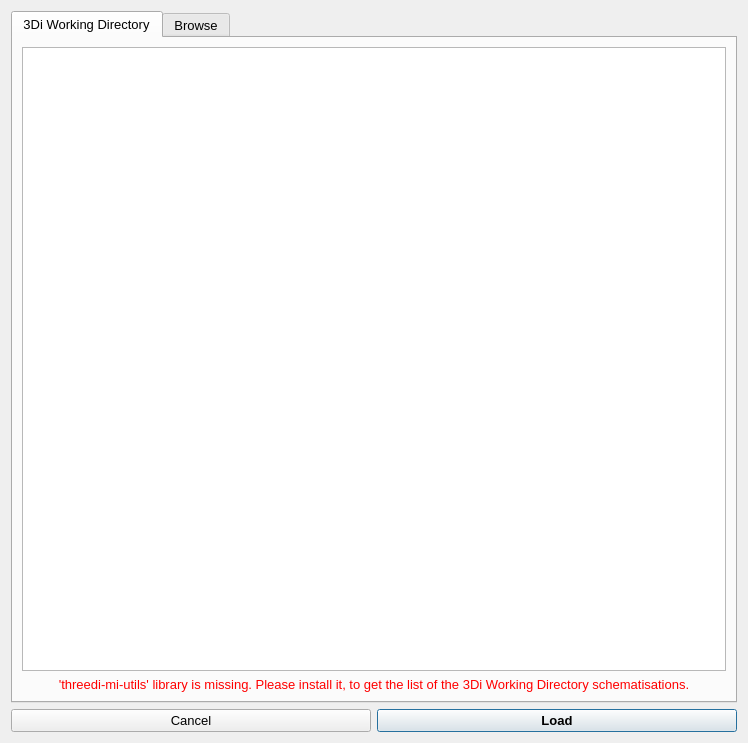
Before: the Qt Designer form threedi_schematisation_editor/load_schematisation/ui/load_schematisation.ui in nens/threedi-schematisation-editor, drawn with Qt 5.
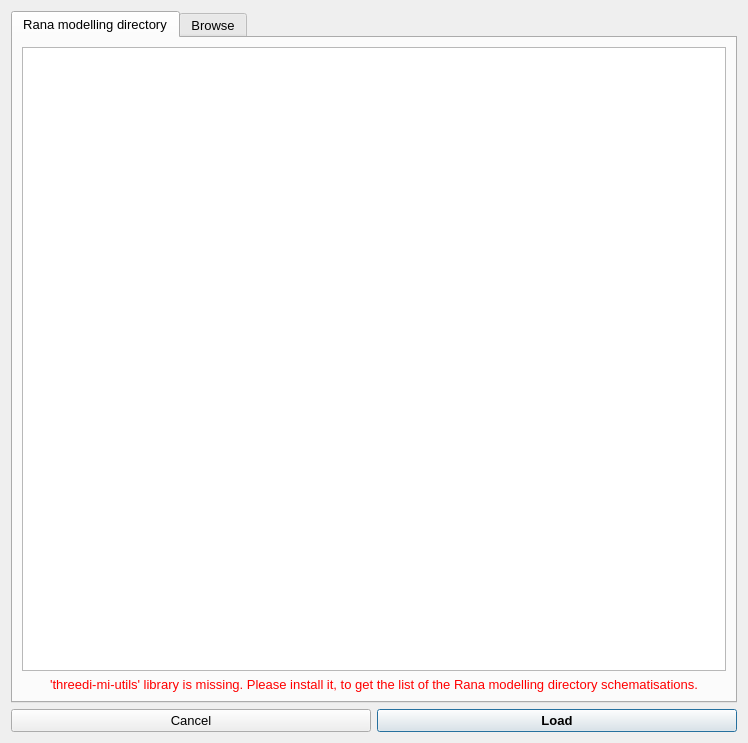
After: the same form once the commit is applied. Custom widgets are drawn as their Qt base class.

Commit message: Integrate in rana (remove 3Di from user facing text) (#454)

```diff
--- a/threedi_schematisation_editor/load_schematisation/ui/load_schematisation.ui
+++ b/threedi_schematisation_editor/load_schematisation/ui/load_schematisation.ui
@@ -26,7 +26,7 @@
      </property>
      <widget class="QWidget" name="tab">
       <attribute name="title">
-       <string>3Di Working Directory</string>
+       <string>Rana modelling directory</string>
       </attribute>
       <layout class="QGridLayout" name="gridLayout_2">
        <item row="0" column="0">
@@ -39,7 +39,7 @@
        <item row="1" column="0">
         <widget class="QLabel" name="missing_lib_label">
          <property name="text">
-          <string>&lt;html&gt;&lt;head/&gt;&lt;body&gt;&lt;p align=&quot;center&quot;&gt;&lt;span style=&quot; font-size:10pt; color:#ff0000;&quot;&gt;'threedi-mi-utils' library is missing. Please install it, to get the list of the 3Di Working Directory schematisations.&lt;/span&gt;&lt;/p&gt;&lt;/body&gt;&lt;/html&gt;</string>
+          <string>&lt;html&gt;&lt;head/&gt;&lt;body&gt;&lt;p align=&quot;center&quot;&gt;&lt;span style=&quot; font-size:10pt; color:#ff0000;&quot;&gt;'threedi-mi-utils' library is missing. Please install it, to get the list of the Rana modelling directory schematisations.&lt;/span&gt;&lt;/p&gt;&lt;/body&gt;&lt;/html&gt;</string>
          </property>
          <property name="wordWrap">
           <bool>true</bool>
```
The commit also changes 30 other files.
